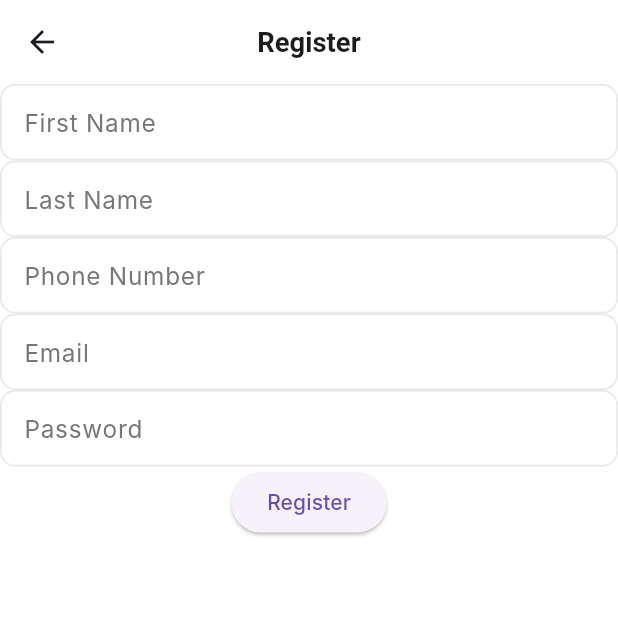
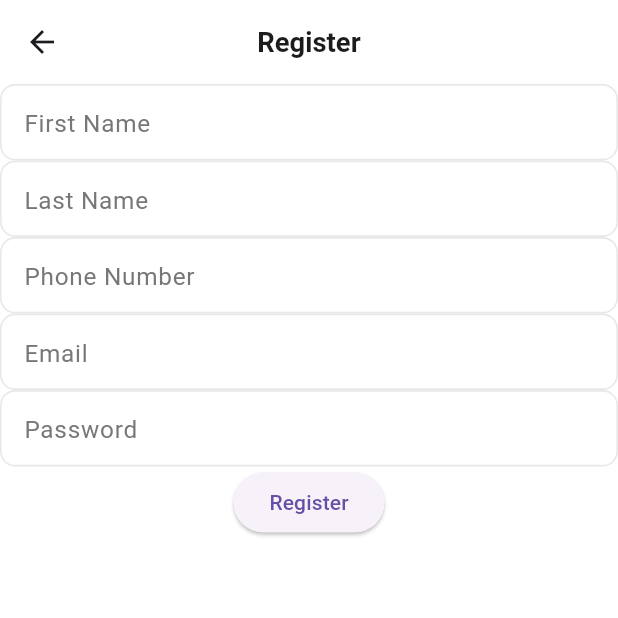
Before and after one commit to arpitmurait/getx_structure_template, a Flutter app: the screen it shows after launch, after a tap on "Register", on a phone screen of 412 x 824 dp, the top half of it. Run offline on Flutter 3.47's test engine with Material 3 defaults, Android fonts, the phone set to English and light mode, and no system bars; drawn by our look-alikes of upgrader; our stand-ins replace dio, flutter_screenutil, flutter_svg, fluttertoast, get, hive_flutter and 2 more; accounts and stored records are empty; network calls fail; Roboto replaces fonts that are missing (Inter).

Commit message:
update fixes

```diff
--- /dev/null
+++ b/devtools_options.yaml
@@ -0,0 +1,3 @@
+description: This file stores settings for Dart & Flutter DevTools.
+documentation: https://docs.flutter.dev/tools/devtools/extensions#configure-extension-enablement-states
+extensions:
--- a/lib/app/bindings/remote_source_bindings.dart
+++ b/lib/app/bindings/remote_source_bindings.dart
@@ -1,6 +1,7 @@
 import 'package:get/get.dart';
 import 'package:getx_structure_template/app/data/remote/auth_remote_data_source.dart';
 
+import '../data/local/hive/hive_manager.dart';
 import '../data/remote/users_remote_data_source.dart';
 
 class RemoteSourceBindings implements Bindings {
@@ -11,7 +12,9 @@ class RemoteSourceBindings implements Bindings {
       tag: (UsersRemoteDataSource).toString(),
     );
     Get.lazyPut<AuthRemoteDataSource>(
-      () => AuthRemoteDataSourceImpl(),
+      () => AuthRemoteDataSourceImpl(
+        hiveManager: Get.find(tag: (HiveManager).toString()),
+      ),
       tag: (AuthRemoteDataSource).toString(),
     );
   }
--- a/lib/app/bindings/repository_bindings.dart
+++ b/lib/app/bindings/repository_bindings.dart
@@ -1,6 +1,7 @@
 import 'package:get/get.dart';
 import 'package:getx_structure_template/app/data/repository/auth/auth_repository.dart';
 
+import '../data/remote/auth_remote_data_source.dart';
 import '../data/repository/users_repository.dart';
 
 class RepositoryBindings implements Bindings {
@@ -11,7 +12,9 @@ class RepositoryBindings implements Bindings {
       tag: (UsersRepository).toString(),
     );
     Get.lazyPut<AuthRepository>(
-      () => AuthRepositoryImpl(),
+      () => AuthRepositoryImpl(Get.find(
+        tag: (AuthRemoteDataSource).toString(),
+      )),
       tag: (AuthRepository).toString(),
     );
   }
--- a/lib/app/core/values/app_colors.dart
+++ b/lib/app/core/values/app_colors.dart
@@ -25,7 +25,7 @@ abstract class AppColors {
   static const Color kDanger3 = Color(0xFFFFBEBA);
   static const Color kDanger4 = Color(0xFFD53128);
   static const Color kDanger5 = Color(0xFF801D18);
-  static final Color kDanger6 = const Color(0xFFFF3B30).withOpacity(0.2);
+  static final Color kDanger6 = const Color(0xFFFF3B30).withValues(alpha: 0.2);
 
   //-----------Warning Color-----------//
   static const Color kWarning1 = Color(0xFFFE6E28);
@@ -33,7 +33,7 @@ abstract class AppColors {
   static const Color kWarning3 = Color(0xFFFFCAB9);
   static const Color kWarning4 = Color(0xFFCAA73F);
   static const Color kWarning5 = Color(0xFF796426);
-  static final Color kWarning6 = const Color(0xFFFE6E28).withOpacity(0.20);
+  static final Color kWarning6 = const Color(0xFFFE6E28).withValues(alpha: 0.20);
 
   //Other Colors
   static const Color kWhite = kNeutral10Color;
@@ -95,7 +95,7 @@ class AppButtonStyle {
         TextStyle(fontSize: 16.sp)),
     minimumSize: WidgetStatePropertyAll(Size(366.w, 50.h)),
     backgroundColor:
-    WidgetStatePropertyAll(AppColors.kDanger1.withOpacity(0.1)),
+    WidgetStatePropertyAll(AppColors.kDanger1.withValues(alpha: 0.1)),
     foregroundColor: WidgetStatePropertyAll<Color>(AppColors.kDanger1),
     shape: WidgetStatePropertyAll(RoundedRectangleBorder(
       borderRadius: BorderRadius.circular(30),
--- /dev/null
+++ b/lib/app/core/values/app_images.dart
@@ -0,0 +1,3 @@
+class AppImages {
+  static String icTheme = 'assets/images/ic_theme.png';
+}
--- a/lib/app/core/values/theme_data.dart
+++ b/lib/app/core/values/theme_data.dart
@@ -7,7 +7,7 @@ class AppTheme {
   static final lightTheme = ThemeData(
     // useMaterial3: false,
     //----------Typography----------//
-    fontFamily: 'Inter',
+    fontFamily: 'Roboto',
     //----------Scaffold Background----------//
     scaffoldBackgroundColor: AppColors.kWhite,
     //----------Icon Theme----------//
@@ -113,7 +113,7 @@ class AppTheme {
   static ThemeData darkTheme = ThemeData(
     primaryColor: AppColors.kPrimaryColor,
     //----------Typography----------//
-    fontFamily: 'Inter',
+    fontFamily: 'Roboto',
     //----------Scaffold Background----------//
     scaffoldBackgroundColor: AppColors.kNeutral100Color,
     //----------Icon Theme----------//
@@ -195,7 +195,7 @@ class AppTheme {
 
     //--------Checkbox theme---------//
     checkboxTheme: CheckboxThemeData(
-      fillColor: MaterialStateProperty.all(AppColors.kPrimaryColor),
+      fillColor: WidgetStateProperty.all(AppColors.kPrimaryColor),
     ),
 
     textTheme: TextTheme(
--- a/lib/app/data/remote/auth_remote_data_source.dart
+++ b/lib/app/data/remote/auth_remote_data_source.dart
@@ -14,7 +14,8 @@ abstract class AuthRemoteDataSource {
 
 class AuthRemoteDataSourceImpl extends BaseRemoteSource
     implements AuthRemoteDataSource {
-  final HiveManager hiveManager = Get.find(tag: (HiveManager).toString());
+  final HiveManager hiveManager;
+  AuthRemoteDataSourceImpl({required this.hiveManager});
   @override
   Future<UserModel> login(Map<String, dynamic> body) {
     var endpoint = "${DioProvider.baseUrl}/login";
--- a/lib/app/data/repository/auth/auth_repository.dart
+++ b/lib/app/data/repository/auth/auth_repository.dart
@@ -1,4 +1,3 @@
-import 'package:get/get.dart';
 import 'package:getx_structure_template/app/data/remote/auth_remote_data_source.dart';
 import 'package:getx_structure_template/app/data/model/user_model.dart';
 
@@ -10,9 +9,8 @@ abstract class AuthRepository {
 }
 
 class AuthRepositoryImpl implements AuthRepository {
-  final AuthRemoteDataSource _remoteSource = Get.find(
-    tag: (AuthRemoteDataSource).toString(),
-  );
+  final AuthRemoteDataSource _remoteSource;
+  AuthRepositoryImpl(this._remoteSource);
 
   @override
   Future<UserModel> login(Map<String, dynamic> body) {
--- a/lib/app/modules/home/views/home_view.dart
+++ b/lib/app/modules/home/views/home_view.dart
@@ -6,7 +6,7 @@ import '/app/core/values/app_values.dart';
 import '/app/core/widget/custom_app_bar.dart';
 import '/app/core/widget/paging_view.dart';
 import '/app/modules/home/controllers/home_controller.dart';
-import '../widget/item_user.dart';
+import 'widget/widget.dart';
 
 class HomeView extends BaseView<HomeController> {
   HomeView({super.key}) {
--- /dev/null
+++ b/lib/app/modules/home/views/widget/widget.dart
@@ -0,0 +1 @@
+export 'item_user.dart';
--- a/lib/app/modules/settings/views/settings_view.dart
+++ b/lib/app/modules/settings/views/settings_view.dart
@@ -95,8 +95,4 @@ class SettingsView extends BaseView<SettingsController> {
     },);
   }
 
-  void _onFontSizeItemClicked() {
-    showToast('Font Size: Development in progress');
-  }
-
 }
--- a/lib/app/modules/verify_otp/views/verify_otp_view.dart
+++ b/lib/app/modules/verify_otp/views/verify_otp_view.dart
@@ -39,7 +39,7 @@ class VerifyOtpView extends BaseView<VerifyOtpController> {
               fieldHeight: 45,
               fieldWidth: 45,
               inactiveColor: Colors.black12,
-              activeColor: Color(0xffb54c4c).withOpacity(0.5),
+              activeColor: Color(0xffb54c4c).withValues(alpha: 0.5),
               selectedColor: Colors.black,
             ),
             onChanged: (value) {},
--- a/lib/flavors/env_config.dart
+++ b/lib/flavors/env_config.dart
@@ -26,7 +26,7 @@ class EnvConfig {
           // Colorful log messages
           printEmojis: true,
           // Print an emoji for each log message
-          printTime: false // Should each log print contain a timestamp
+          dateTimeFormat: DateTimeFormat.dateAndTime // Should each log print contain a timestamp
           ),
     );
   }
--- a/pubspec.yaml
+++ b/pubspec.yaml
@@ -55,6 +55,9 @@ dev_dependencies:
   flutter_lints: ^5.0.0
   analyzer: ^7.3.0
   change_app_package_name: ^1.5.0
+  build_runner: ^2.1.7
+  json_serializable: ^6.6.1
+  mockito: ^5.4.0
 
 flutter:
   uses-material-design: true
```
Also changed, not shown: lib/app/core/core.dart (added, +10 -0 lines), lib/app/modules/home/views/widget/item_user.dart (renamed from lib/app/modules/home/widget/item_user.dart), pubspec.lock, 5 other files.
